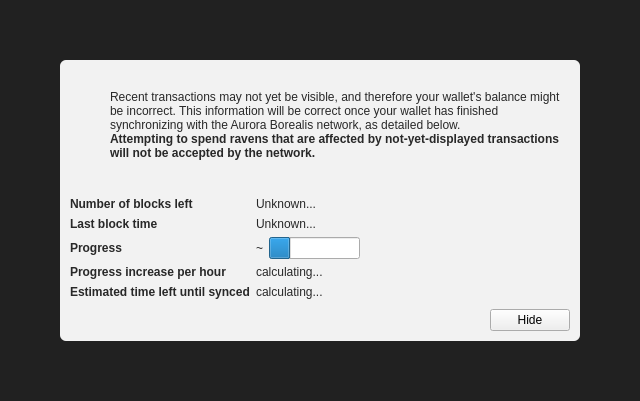
This is src/qt/forms/modaloverlay.ui in auroraborealiscoin/auroraborealis as Qt 5 draws it before an edit. The edited form follows.
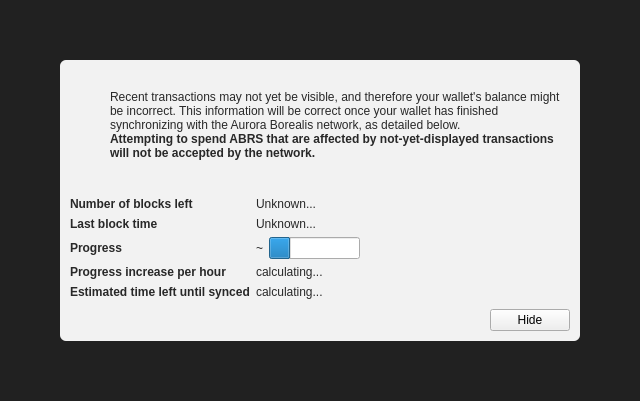
This is the edited form. Icons and pictures are not drawn. Custom widgets are drawn as their Qt base class.

Patch:
```diff
--- a/src/qt/forms/modaloverlay.ui
+++ b/src/qt/forms/modaloverlay.ui
@@ -149,7 +149,7 @@
                 </font>
                </property>
                <property name="text">
-                <string>Attempting to spend ravens that are affected by not-yet-displayed transactions will not be accepted by the network.</string>
+                <string>Attempting to spend ABRS that are affected by not-yet-displayed transactions will not be accepted by the network.</string>
                </property>
                <property name="textFormat">
                 <enum>Qt::RichText</enum>
```
